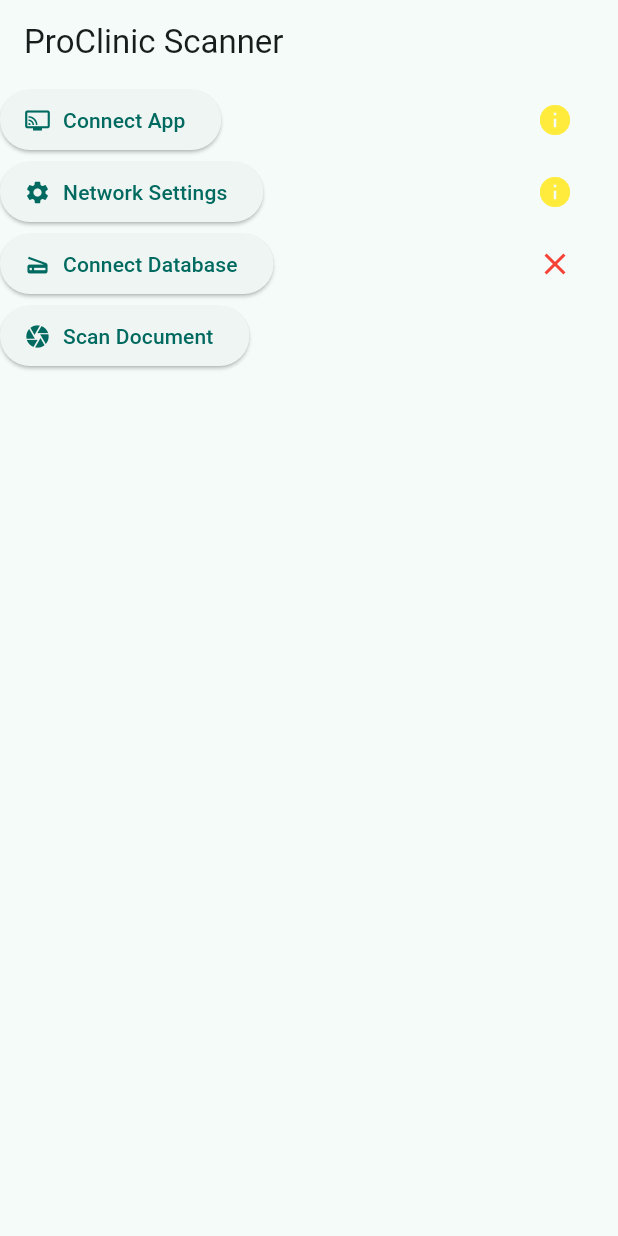
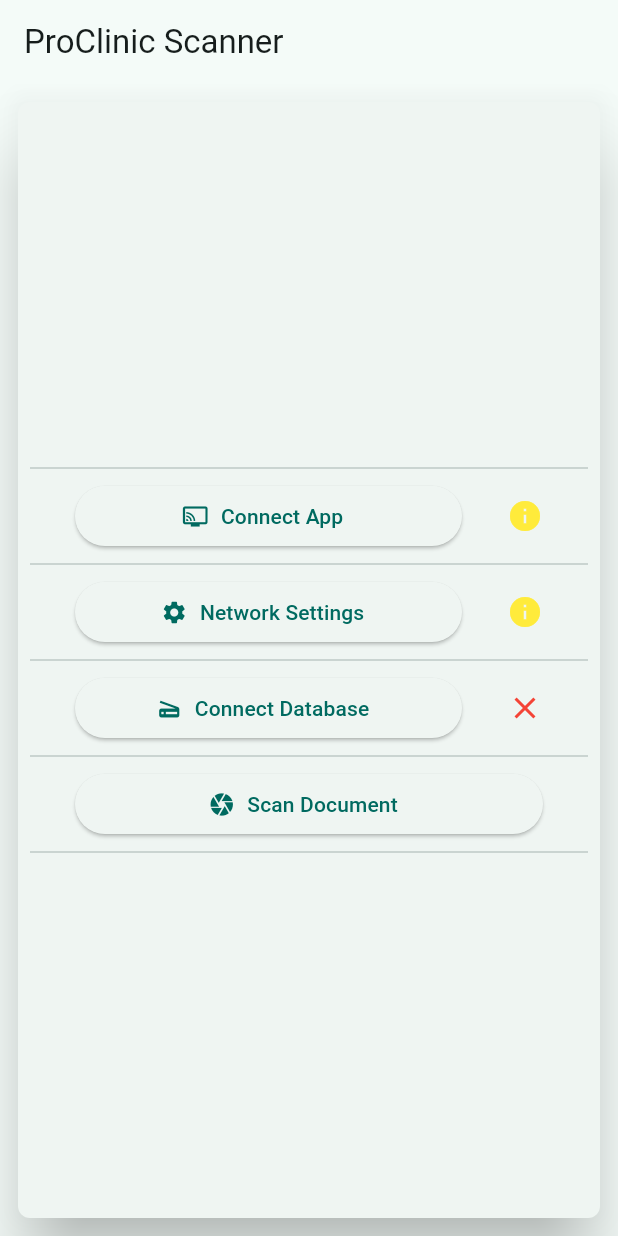
Before and after one commit to pheonixeye/proclinic_document_scanner, a Flutter app: the screen it shows after launch, on a phone screen of 412 x 824 dp. Run offline on Flutter 3.47's test engine with Material 3 defaults, Android fonts, the light colour scheme and no system bars; our stand-ins replace flutter_easyloading, hive_flutter, image_picker, pdf, pretty_qr_code; missing offline and left inert: mobile_scanner, mongo_dart; accounts and stored records are empty.

Commit message:
nearly feature complete

```diff
--- a/lib/localization/app_localizations_ar.dart
+++ b/lib/localization/app_localizations_ar.dart
@@ -2,7 +2,5 @@ import 'app_localizations.dart';
 
 /// The translations for Arabic (`ar`).
 class AppLocalizationsAr extends AppLocalizations {
-  AppLocalizationsAr([String locale = 'ar']) : super(locale);
-
-
+  AppLocalizationsAr([super.locale = 'ar']);
 }
--- a/lib/localization/app_localizations_en.dart
+++ b/lib/localization/app_localizations_en.dart
@@ -2,7 +2,5 @@ import 'app_localizations.dart';
 
 /// The translations for English (`en`).
 class AppLocalizationsEn extends AppLocalizations {
-  AppLocalizationsEn([String locale = 'en']) : super(locale);
-
-
+  AppLocalizationsEn([super.locale = 'en']);
 }
--- a/lib/models/visit_data/visit_data.dart
+++ b/lib/models/visit_data/visit_data.dart
@@ -94,7 +94,7 @@ class VisitData {
     "Lab Results": SxVD.LABSPAPERS,
     "Radiology Results": SxVD.RADSPAPERS,
     "Perscriptions": SxVD.DRUGPAPERS,
-    "Comment Documents": SxVD.COMMENTSPAPERS,
+    "Miscellaneous": SxVD.COMMENTSPAPERS,
   };
 }
 
--- a/lib/providers/_main.dart
+++ b/lib/providers/_main.dart
@@ -1,4 +1,5 @@
 import 'package:proclinic_document_scanner/providers/check_uuid.dart';
+import 'package:proclinic_document_scanner/providers/image_handler.dart';
 import 'package:proclinic_document_scanner/providers/mongo_db.dart';
 import 'package:proclinic_document_scanner/providers/network_settings.dart';
 import 'package:proclinic_document_scanner/providers/visit_details.dart';
@@ -10,4 +11,5 @@ final List<SingleChildWidget> providers = [
   ChangeNotifierProvider(create: (context) => PxNetworkSettings()),
   ChangeNotifierProvider(create: (context) => PxDatabase()),
   ChangeNotifierProvider(create: (context) => PxVisitDetails()),
+  ChangeNotifierProvider(create: (context) => PxImageHandler()),
 ];
--- a/lib/providers/mongo_db.dart
+++ b/lib/providers/mongo_db.dart
@@ -15,11 +15,11 @@ class PxDatabase extends ChangeNotifier {
   static final Db mongo = Db(
       'mongodb://${settings.storage.get('ip')}:${settings.storage.get('port')}/proclinic');
 
-  final DbCollection allPatients = mongo.collection('patients');
-  final DbCollection visitData = mongo.collection('visitdata');
-  final DbCollection allDoctors = mongo.collection('allDoctors');
-  final DbCollection appOrganizer = mongo.collection('apporganizer');
-  final GridFS gridFS = GridFS(mongo);
+  static final DbCollection allPatients = mongo.collection('patients');
+  static final DbCollection visitData = mongo.collection('visitdata');
+  static final DbCollection allDoctors = mongo.collection('allDoctors');
+  static final DbCollection appOrganizer = mongo.collection('apporganizer');
+  static final GridFS gridFS = GridFS(mongo);
 
   Future<void> openYaMongo() async {
     await mongo.open().catchError((e) {
--- a/lib/providers/network_settings.dart
+++ b/lib/providers/network_settings.dart
@@ -37,8 +37,8 @@ class PxNetworkSettings extends ChangeNotifier {
         _port = await storage.get('port');
       }
       notifyListeners();
-      print(_ip);
-      print(_port);
+      // print(_ip);
+      // print(_port);
     } catch (e) {
       throw ConnectionSettingsException('Wrong Ip Address or Port Format.');
     }
--- a/lib/providers/visit_details.dart
+++ b/lib/providers/visit_details.dart
@@ -12,7 +12,7 @@ class PxVisitDetails extends ChangeNotifier {
 
   Future<void> fetchVisitDetailsById(String id) async {
     try {
-      final result = await db.visitData
+      final result = await PxDatabase.visitData
           .findOne(where.eq("visitid", ObjectId.fromHexString(id)));
       _details = VisitData.fromJson(result);
       notifyListeners();
@@ -27,7 +27,7 @@ class PxVisitDetails extends ChangeNotifier {
   }
 
   Future<String> addFileToGrid(Stream<List<int>> input) async {
-    final result = db.gridFS.createFile(input, "test.pdf");
+    final result = PxDatabase.gridFS.createFile(input, "test.pdf");
     final file = await result.save();
     return file.toString();
   }
--- a/lib/routes/homepage/homepage.dart
+++ b/lib/routes/homepage/homepage.dart
@@ -22,12 +22,24 @@ class _MyHomePageState extends State<MyHomePage> {
       appBar: AppBar(
         title: const Text("ProClinic Scanner"),
       ),
-      body: Column(
+      body: Padding(
+        padding: const EdgeInsets.all(8.0),
+        child: Card(
+          elevation: 20,
+          child: Padding(
+            padding: const EdgeInsets.all(8.0),
+            child: Column(
+              mainAxisAlignment: MainAxisAlignment.center,
               children: [
+                const Divider(),
                 Row(
                   mainAxisAlignment: MainAxisAlignment.start,
                   children: [
-              ElevatedButton.icon(
+                    const SizedBox(
+                      width: 30,
+                    ),
+                    Expanded(
+                      child: ElevatedButton.icon(
                         icon: const Icon(Icons.connected_tv),
                         label: const Text("Connect App"),
                         onPressed: () {
@@ -39,7 +51,10 @@ class _MyHomePageState extends State<MyHomePage> {
                           );
                         },
                       ),
-              const Spacer(),
+                    ),
+                    const SizedBox(
+                      width: 30,
+                    ),
                     Consumer<PxCheckUuid>(
                       builder: (context, u, _) {
                         switch (u.state) {
@@ -57,10 +72,15 @@ class _MyHomePageState extends State<MyHomePage> {
                     ),
                   ],
                 ),
+                const Divider(),
                 Row(
                   mainAxisAlignment: MainAxisAlignment.start,
                   children: [
-              Consumer<PxCheckUuid>(
+                    const SizedBox(
+                      width: 30,
+                    ),
+                    Expanded(
+                      child: Consumer<PxCheckUuid>(
                         builder: (context, u, _) {
                           return ElevatedButton.icon(
                             icon: const Icon(Icons.settings),
@@ -68,7 +88,8 @@ class _MyHomePageState extends State<MyHomePage> {
                             onPressed: () async {
                               switch (u.state) {
                                 case UuidState.isNull:
-                          await EasyLoading.showInfo('Connect Your App First.');
+                                  await EasyLoading.showInfo(
+                                      'Connect Your App First.');
                                 case UuidState.isWrong:
                                   await EasyLoading.showError(
                                       'Wrong Application Serial Number. Contact Adminstrator.');
@@ -76,7 +97,8 @@ class _MyHomePageState extends State<MyHomePage> {
                                   Navigator.push(
                                     context,
                                     MaterialPageRoute(
-                              builder: (context) => const NetworkSettingsPage(),
+                                      builder: (context) =>
+                                          const NetworkSettingsPage(),
                                     ),
                                   );
                               }
@@ -84,7 +106,10 @@ class _MyHomePageState extends State<MyHomePage> {
                           );
                         },
                       ),
-              const Spacer(),
+                    ),
+                    const SizedBox(
+                      width: 30,
+                    ),
                     Consumer<PxNetworkSettings>(
                       builder: (context, n, _) {
                         if (n.ip == null) {
@@ -103,10 +128,15 @@ class _MyHomePageState extends State<MyHomePage> {
                     const SizedBox(width: 30),
                   ],
                 ),
+                const Divider(),
                 Row(
                   mainAxisAlignment: MainAxisAlignment.start,
                   children: [
-              Consumer<PxCheckUuid>(
+                    const SizedBox(
+                      width: 30,
+                    ),
+                    Expanded(
+                      child: Consumer<PxCheckUuid>(
                         builder: (context, u, _) {
                           return ElevatedButton.icon(
                             icon: const Icon(Icons.scanner),
@@ -114,26 +144,32 @@ class _MyHomePageState extends State<MyHomePage> {
                             onPressed: () async {
                               switch (u.state) {
                                 case UuidState.isNull:
-                          await EasyLoading.showInfo('Connect Your App First.');
+                                  await EasyLoading.showInfo(
+                                      'Connect Your App First.');
                                 case UuidState.isWrong:
                                   await EasyLoading.showError(
                                       'Wrong Application Serial Number. Contact Adminstrator.');
                                 case UuidState.isCorrect:
                                   final db = context.read<PxDatabase>();
                                   try {
-                            await EasyLoading.show(status: "Connecting...");
+                                    await EasyLoading.show(
+                                        status: "Connecting...");
                                     await db.openYaMongo();
-                            await EasyLoading.showInfo(db.state.toString());
+                                    await EasyLoading.showInfo(
+                                        db.state.toString());
                                   } catch (e) {
-                            print(e);
-                            await EasyLoading.showInfo(db.state.toString());
+                                    await EasyLoading.showInfo(
+                                        db.state.toString());
                                   }
                               }
                             },
                           );
                         },
                       ),
-              const Spacer(),
+                    ),
+                    const SizedBox(
+                      width: 30,
+                    ),
                     Consumer<PxDatabase>(
                       builder: (context, d, _) {
                         switch (d.state) {
@@ -153,8 +189,14 @@ class _MyHomePageState extends State<MyHomePage> {
                     const SizedBox(width: 30),
                   ],
                 ),
+                const Divider(),
                 Row(
                   children: [
+                    const SizedBox(
+                      width: 30,
+                    ),
+                    Expanded(
+                      child:
                           Consumer3<PxCheckUuid, PxNetworkSettings, PxDatabase>(
                         builder: (context, u, n, d, _) {
                           return ElevatedButton.icon(
@@ -188,9 +230,17 @@ class _MyHomePageState extends State<MyHomePage> {
                           );
                         },
                       ),
+                    ),
+                    const SizedBox(
+                      width: 30,
+                    ),
                   ],
                 ),
+                const Divider(),
               ],
+            ),
+          ),
+        ),
       ),
     );
   }
```
Also changed, not shown: lib/errors/visit_update_failed.dart (added, +10 -0 lines), lib/providers/image_handler.dart (+27 -15 lines), lib/routes/scan_visit_page/scan_visit_page.dart (+9 -2 lines), lib/routes/visit_details_page/picked_image_page.dart (added, +108 -0 lines), lib/routes/visit_details_page/visit_details_page.dart (+15 -10 lines). Lines whose indentation alone changed are shown as unchanged.
